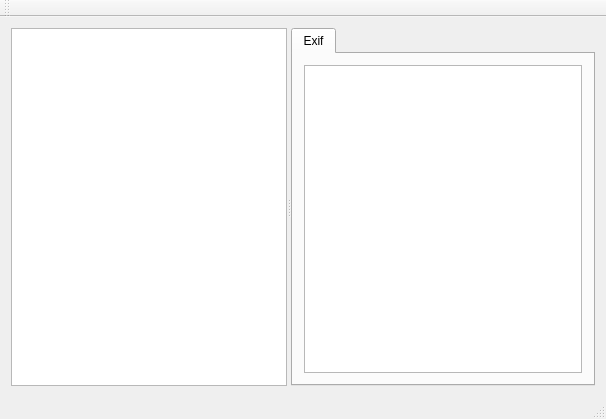
hgdeoro/EFLU, file eyefilinuxui/gui/ui/mainwindow.ui: the form before one commit.
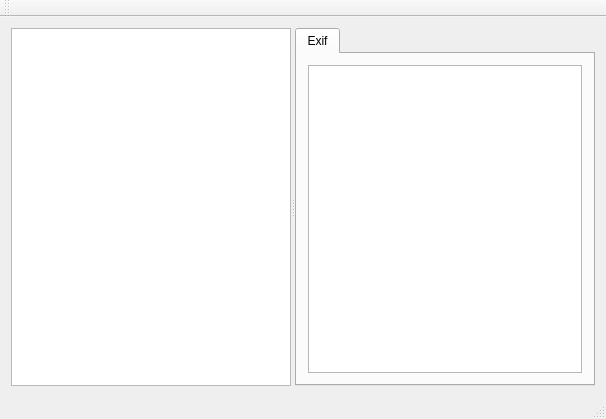
The form after the commit.

Commit message: Set max width of tab

What changed in the file:
```diff
--- a/eyefilinuxui/gui/ui/mainwindow.ui
+++ b/eyefilinuxui/gui/ui/mainwindow.ui
@@ -29,6 +29,12 @@
        </property>
       </widget>
       <widget class="QTabWidget" name="tabWidget">
+       <property name="maximumSize">
+        <size>
+         <width>300</width>
+         <height>16777215</height>
+        </size>
+       </property>
        <property name="baseSize">
         <size>
          <width>200</width>
```
The commit also changes 1 other file.
